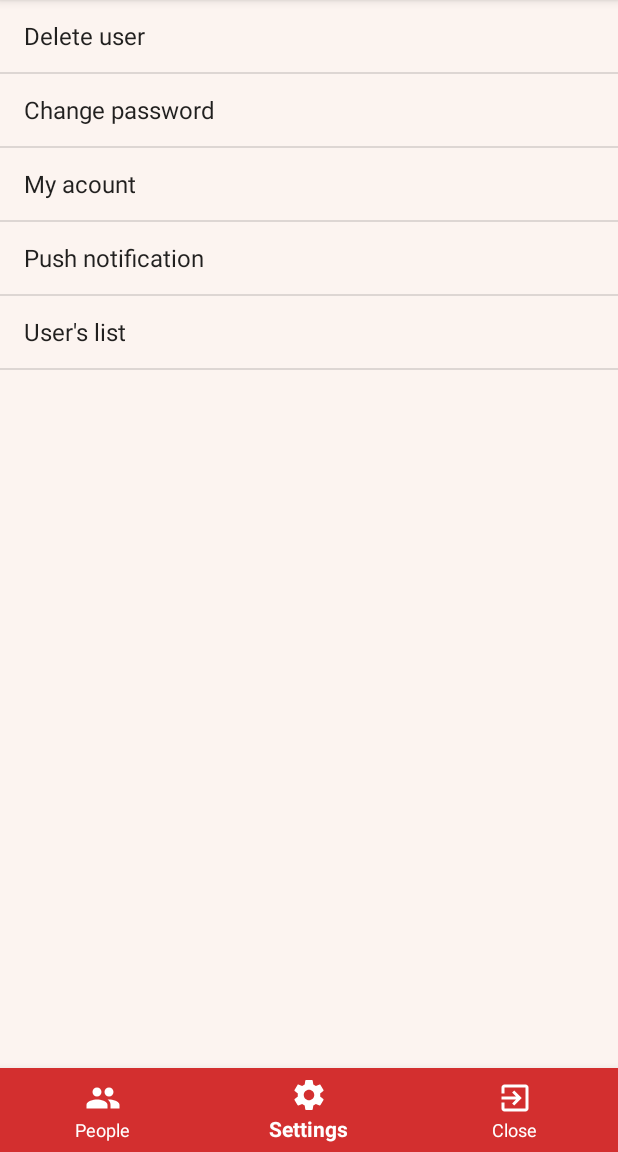
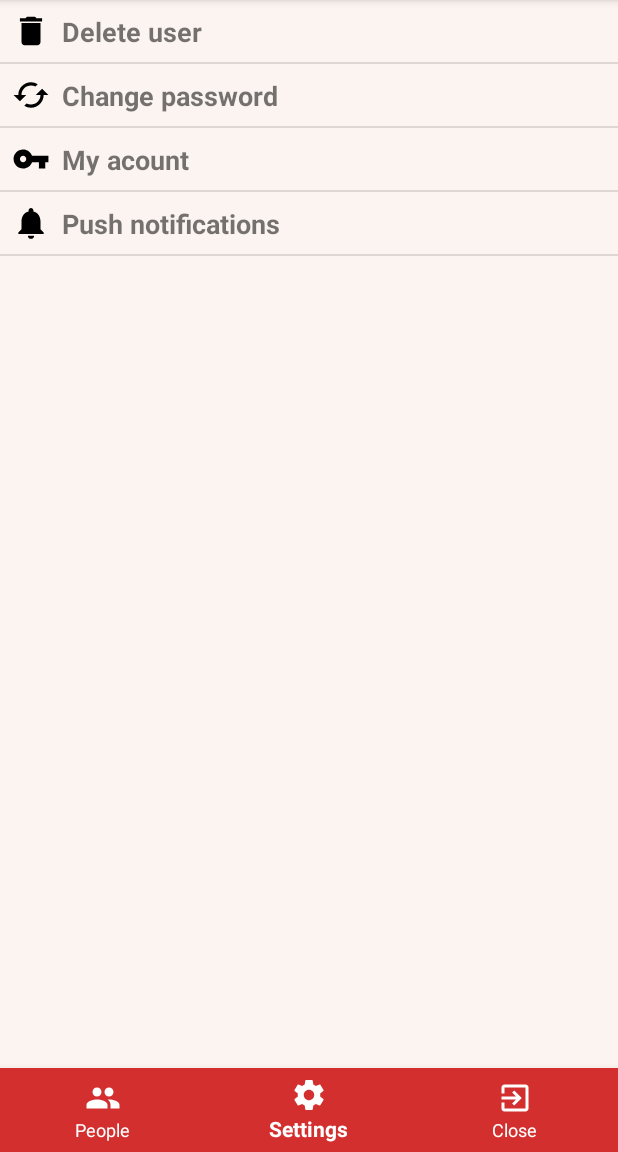
Before and after one commit to jordiguzman/ChatEntresol, an Android app: the screen it shows after launch once a user with an empty profile is signed in (MainActivity), item 2 of the bottom bar chosen, on a phone screen of 412 x 824 dp, the part 84-1236 px from its top. Run offline under Robolectric (Android 15) with nearby library versions, the phone set to English and light mode, and no system bars; our stand-ins replace Firebase (no records; nobody signed in at launch, a user with empty details on screens opened directly); libraries missing offline, so code that uses them is left out: com.firebase.ui, com.xwray.groupie; Roboto replaces fonts that are not available here; 2 statements that could not run were skipped.

Commit message:
Listview settings

```diff
--- a/app/src/main/java/appkite/jordiguzman/com/xatentresol/activities/settings/MyAcountActivity.kt
+++ b/app/src/main/java/appkite/jordiguzman/com/xatentresol/activities/settings/MyAcountActivity.kt
@@ -18,7 +18,6 @@ import org.jetbrains.anko.clearTask
 import org.jetbrains.anko.design.longSnackbar
 import org.jetbrains.anko.intentFor
 import org.jetbrains.anko.newTask
-import org.jetbrains.anko.toast
 import java.io.ByteArrayOutputStream
 
 class MyAcountActivity : AppCompatActivity() {
@@ -124,7 +123,8 @@ class MyAcountActivity : AppCompatActivity() {
 
             } else {
                 if (!pictureJustChanged)
-                    toast("Es indispensable que añadas una foto a tu perfil")
+                    longSnackbar(constraint_layout_fragment_my_acount, "Es indispensable que añadas una foto a tu perfil")
+                    //toast("Es indispensable que añadas una foto a tu perfil")
             }
         }
     }
--- /dev/null
+++ b/app/src/main/java/appkite/jordiguzman/com/xatentresol/adapter/SettingsAdapter.kt
@@ -0,0 +1,66 @@
+package appkite.jordiguzman.com.xatentresol.adapter
+
+import android.annotation.SuppressLint
+import android.content.Context
+import android.view.LayoutInflater
+import android.view.View
+import android.view.ViewGroup
+import android.widget.BaseAdapter
+import android.widget.ImageView
+import android.widget.TextView
+import appkite.jordiguzman.com.xatentresol.R
+import appkite.jordiguzman.com.xatentresol.model.ItemSettings
+
+
+class SettingsAdapter(private val context: Context, private val settingsArrayList: ArrayList<ItemSettings> ): BaseAdapter(){
+
+
+
+    override fun getCount(): Int {
+        return settingsArrayList.size
+    }
+
+    override fun getItem(position: Int): Any {
+        return settingsArrayList[position]
+    }
+
+    override fun getItemId(position: Int): Long {
+        return 0
+    }
+
+
+    @SuppressLint("InflateParams")
+    override fun getView(position: Int, convertView: View?, parent: ViewGroup?): View {
+         var mConvertView = convertView
+        val holder: ViewHolder
+
+        if (mConvertView == null){
+            holder = ViewHolder()
+            val inflater = context
+                    .getSystemService(Context.LAYOUT_INFLATER_SERVICE)as LayoutInflater
+            mConvertView = inflater.inflate(R.layout.item_settings, null, false)
+
+            holder.iv_logo = mConvertView!!.findViewById(R.id.iv_item_settings) as ImageView
+            holder.tv_title = mConvertView.findViewById(R.id.tv_item_settings) as TextView
+            mConvertView.tag = holder
+        }else{
+            holder = mConvertView.tag as ViewHolder
+        }
+        holder.iv_logo!!.setImageResource(settingsArrayList[position].getLogo())
+        holder.tv_title!!.text = settingsArrayList[position].getTitles()
+
+
+        return mConvertView
+    }
+
+
+
+private inner class ViewHolder{
+    internal var iv_logo: ImageView? = null
+    var tv_title: TextView? = null
+}
+
+
+
+
+}
--- a/app/src/main/java/appkite/jordiguzman/com/xatentresol/fragment/SettingsFragment.kt
+++ b/app/src/main/java/appkite/jordiguzman/com/xatentresol/fragment/SettingsFragment.kt
@@ -1,5 +1,6 @@
 package appkite.jordiguzman.com.xatentresol.fragment
 
+import android.annotation.SuppressLint
 import android.os.Build
 import android.os.Bundle
 import android.support.annotation.RequiresApi
@@ -8,25 +9,33 @@ import android.support.v7.app.AlertDialog
 import android.view.LayoutInflater
 import android.view.View
 import android.view.ViewGroup
-import android.widget.ArrayAdapter
 import appkite.jordiguzman.com.xatentresol.R
 import appkite.jordiguzman.com.xatentresol.activities.settings.ChangePasswordActivity
 import appkite.jordiguzman.com.xatentresol.activities.settings.MyAcountActivity
 import appkite.jordiguzman.com.xatentresol.activities.settings.NotificationsSettingsActivity
 import appkite.jordiguzman.com.xatentresol.activities.settings.SignInActivity
-import appkite.jordiguzman.com.xatentresol.activities.ui.MainActivity
+import appkite.jordiguzman.com.xatentresol.adapter.SettingsAdapter
 import appkite.jordiguzman.com.xatentresol.java.ListUsersActivity
+import appkite.jordiguzman.com.xatentresol.model.ItemSettings
 import appkite.jordiguzman.com.xatentresol.util.XatUtil
 import kotlinx.android.synthetic.main.custom_dialog.view.*
 import kotlinx.android.synthetic.main.fragment_settings.view.*
 import org.jetbrains.anko.support.v4.startActivity
-import java.util.*
-
-
 
 
 class SettingsFragment : Fragment() {
 
+
+    private var listTitle = arrayOf(
+            "Delete user",
+            "Change password",
+            "My acount",
+            "Push notifications")
+    private var listLogo = intArrayOf(
+            R.drawable.ic_delete,
+            R.drawable.ic_change,
+            R.drawable.ic_vpn_key_black_24dp,
+            R.drawable.ic_notifications)
 
 
             @RequiresApi(Build.VERSION_CODES.LOLLIPOP)
@@ -35,34 +44,38 @@ class SettingsFragment : Fragment() {
        val view = inflater.inflate(R.layout.fragment_settings, container, false)
 
         view.apply {
-             val list = ArrayList<String>()
-            val adapter: ArrayAdapter<String>?
-            list.add("Delete user")
-            list.add("Change password")
-            list.add("My acount")
-            list.add("Push notification")
-            list.add("User's list")
 
-            adapter = ArrayAdapter(activity,android.R.layout.simple_list_item_1, list )
-            listview_setting.adapter = adapter
+            val settingsAdapter: SettingsAdapter
+            val arraySettings: ArrayList<ItemSettings> = populateList()
 
-            listview_setting.setOnItemClickListener{
-                _, _, position, _ ->
-                  when(position){
+            settingsAdapter = SettingsAdapter(view.context, arraySettings)
+            listview_setting.adapter = settingsAdapter
+
+            listview_setting.setOnItemClickListener { _, _, position, _ ->
+                when (position) {
                     0 -> alertDialog()
                     1 -> changePassword()
                     2 -> toMyAcount()
                     3 -> pushNotification()
                     4 -> userList()
                 }
-
             }
-
         }
-
         return view
     }
 
+    private fun populateList(): ArrayList<ItemSettings>{
+        val list = ArrayList<ItemSettings>()
+
+        for (i in listTitle.indices){
+            val itemSettings = ItemSettings()
+            itemSettings.setLogo(listLogo[i])
+            itemSettings.setTitles(listTitle[i])
+            list.add(itemSettings)
+        }
+
+        return list
+    }
     private fun userList() {
         startActivity<ListUsersActivity>()
     }
@@ -87,6 +100,7 @@ class SettingsFragment : Fragment() {
         startActivity<SignInActivity>()
     }
 
+    @SuppressLint("InflateParams")
     @RequiresApi(Build.VERSION_CODES.LOLLIPOP)
     private fun alertDialog(){
         val dialog = LayoutInflater.from(activity).inflate(R.layout.custom_dialog, null)
@@ -102,7 +116,6 @@ class SettingsFragment : Fragment() {
              deleteUser()
         }
         dialog.btn_no.setOnClickListener {
-            startActivity<MainActivity>()
             alertDialog?.dismiss()
         }
     }
--- /dev/null
+++ b/app/src/main/java/appkite/jordiguzman/com/xatentresol/model/ItemSettings.kt
@@ -0,0 +1,23 @@
+package appkite.jordiguzman.com.xatentresol.model
+
+
+class ItemSettings {
+
+    var mTitle: String? = null
+    var mLogo: Int = 0
+
+
+    fun getTitles(): String{
+        return mTitle.toString()
+    }
+    fun setTitles(title: String){
+        this.mTitle = title
+    }
+    fun getLogo(): Int{
+        return mLogo
+    }
+    fun setLogo(logo: Int){
+        this.mLogo = logo
+    }
+
+}
--- /dev/null
+++ b/app/src/main/res/drawable/ic_change.xml
@@ -0,0 +1,9 @@
+<vector xmlns:android="http://schemas.android.com/apk/res/android"
+        android:width="24dp"
+        android:height="24dp"
+        android:viewportWidth="24.0"
+        android:viewportHeight="24.0">
+    <path
+        android:fillColor="#FF000000"
+        android:pathData="M19,8l-4,4h3c0,3.31 -2.69,6 -6,6 -1.01,0 -1.97,-0.25 -2.8,-0.7l-1.46,1.46C8.97,19.54 10.43,20 12,20c4.42,0 8,-3.58 8,-8h3l-4,-4zM6,12c0,-3.31 2.69,-6 6,-6 1.01,0 1.97,0.25 2.8,0.7l1.46,-1.46C15.03,4.46 13.57,4 12,4c-4.42,0 -8,3.58 -8,8H1l4,4 4,-4H6z"/>
+</vector>
--- /dev/null
+++ b/app/src/main/res/drawable/ic_delete.xml
@@ -0,0 +1,9 @@
+<vector xmlns:android="http://schemas.android.com/apk/res/android"
+        android:width="24dp"
+        android:height="24dp"
+        android:viewportWidth="24.0"
+        android:viewportHeight="24.0">
+    <path
+        android:fillColor="#FF000000"
+        android:pathData="M6,19c0,1.1 0.9,2 2,2h8c1.1,0 2,-0.9 2,-2V7H6v12zM19,4h-3.5l-1,-1h-5l-1,1H5v2h14V4z"/>
+</vector>
--- /dev/null
+++ b/app/src/main/res/drawable/ic_notifications.xml
@@ -0,0 +1,9 @@
+<vector xmlns:android="http://schemas.android.com/apk/res/android"
+        android:width="24dp"
+        android:height="24dp"
+        android:viewportWidth="24.0"
+        android:viewportHeight="24.0">
+    <path
+        android:fillColor="#FF000000"
+        android:pathData="M12,22c1.1,0 2,-0.9 2,-2h-4c0,1.1 0.89,2 2,2zM18,16v-5c0,-3.07 -1.64,-5.64 -4.5,-6.32L13.5,4c0,-0.83 -0.67,-1.5 -1.5,-1.5s-1.5,0.67 -1.5,1.5v0.68C7.63,5.36 6,7.92 6,11v5l-2,2v1h16v-1l-2,-2z"/>
+</vector>
--- /dev/null
+++ b/app/src/main/res/drawable/ic_vpn_key_black_24dp.xml
@@ -0,0 +1,9 @@
+<vector xmlns:android="http://schemas.android.com/apk/res/android"
+        android:width="24dp"
+        android:height="24dp"
+        android:viewportWidth="24.0"
+        android:viewportHeight="24.0">
+    <path
+        android:fillColor="#FF000000"
+        android:pathData="M12.65,10C11.83,7.67 9.61,6 7,6c-3.31,0 -6,2.69 -6,6s2.69,6 6,6c2.61,0 4.83,-1.67 5.65,-4H17v4h4v-4h2v-4H12.65zM7,14c-1.1,0 -2,-0.9 -2,-2s0.9,-2 2,-2 2,0.9 2,2 -0.9,2 -2,2z"/>
+</vector>
--- a/app/src/main/res/layout/fragment_settings.xml
+++ b/app/src/main/res/layout/fragment_settings.xml
@@ -1,10 +1,8 @@
 <?xml version="1.0" encoding="utf-8"?>
-<android.support.constraint.ConstraintLayout xmlns:android="http://schemas.android.com/apk/res/android"
-    xmlns:app="http://schemas.android.com/apk/res-auto"
-    xmlns:tools="http://schemas.android.com/tools"
+<android.support.constraint.ConstraintLayout
+    xmlns:android="http://schemas.android.com/apk/res/android"
     android:layout_width="match_parent"
     android:layout_height="match_parent">
-
 
      <ListView
          android:id="@+id/listview_setting"
--- /dev/null
+++ b/app/src/main/res/layout/item_settings.xml
@@ -0,0 +1,34 @@
+<?xml version="1.0" encoding="utf-8"?>
+<android.support.constraint.ConstraintLayout
+    xmlns:android="http://schemas.android.com/apk/res/android"
+    xmlns:app="http://schemas.android.com/apk/res-auto"
+    android:layout_width="match_parent"
+    android:layout_height="wrap_content">
+
+    <ImageView
+        android:id="@+id/iv_item_settings"
+        android:layout_width="25dp"
+        android:layout_height="25dp"
+        android:layout_marginBottom="8dp"
+        android:layout_marginStart="8dp"
+        android:layout_marginTop="8dp"
+        app:layout_constraintBottom_toBottomOf="parent"
+        app:layout_constraintStart_toStartOf="parent"
+        app:layout_constraintTop_toTopOf="parent"
+        android:contentDescription="@string/logo_settings" />
+
+    <TextView
+        android:id="@+id/tv_item_settings"
+        android:layout_width="wrap_content"
+        android:layout_height="wrap_content"
+        android:layout_marginBottom="8dp"
+        android:layout_marginStart="8dp"
+        android:layout_marginTop="8dp"
+        android:text="@string/app_name"
+        android:textSize="18sp"
+        android:textStyle="bold"
+        app:layout_constraintBottom_toBottomOf="parent"
+        app:layout_constraintStart_toEndOf="@+id/iv_item_settings"
+        app:layout_constraintTop_toTopOf="parent" />
+
+</android.support.constraint.ConstraintLayout>
--- a/app/src/main/res/values/strings.xml
+++ b/app/src/main/res/values/strings.xml
@@ -38,4 +38,5 @@
     <string name="default_notification_channel_name" translatable="true">News</string>
     <string name="suscribir_a_noticias">Suscribir a noticias</string>
     <string name="profile_image_user">Profile Image User</string>
+    <string name="logo_settings">Logo Settings</string>
 </resources>
```
Lines whose indentation alone changed are shown as unchanged.
